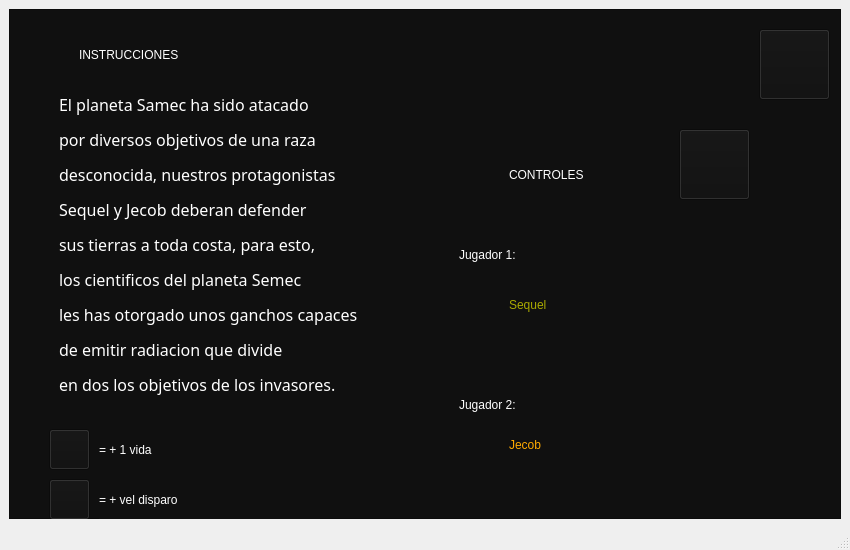
Qt form Juego/Burbuja_Killer/settingswindow.ui (SebastianArroyo/Juego_info2) before a commit.
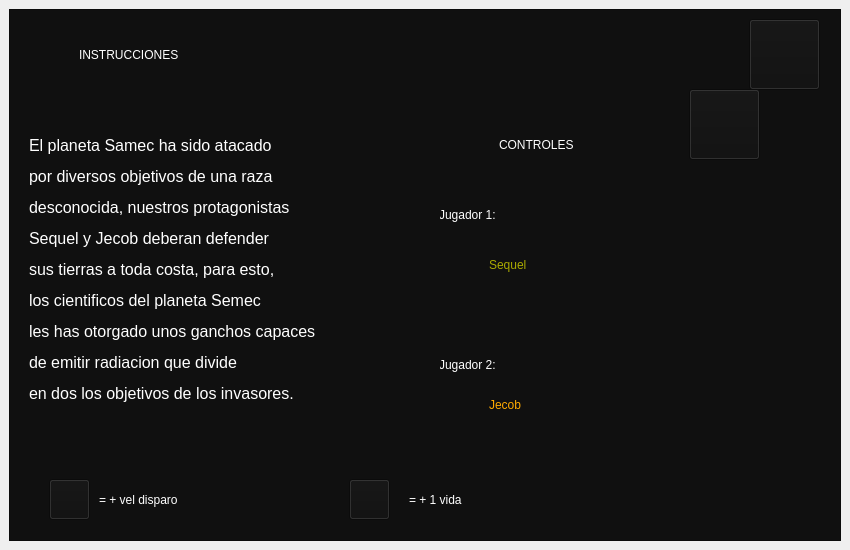
The same form after that commit. Icons and pictures are not drawn.

What changed in the file:
```diff
--- a/Juego/Burbuja_Killer/settingswindow.ui
+++ b/Juego/Burbuja_Killer/settingswindow.ui
@@ -10,6 +10,12 @@
     <height>550</height>
    </rect>
   </property>
+  <property name="sizePolicy">
+   <sizepolicy hsizetype="MinimumExpanding" vsizetype="Fixed">
+    <horstretch>0</horstretch>
+    <verstretch>0</verstretch>
+   </sizepolicy>
+  </property>
   <property name="minimumSize">
    <size>
     <width>850</width>
@@ -29,6 +35,15 @@
    <layout class="QGridLayout" name="gridLayout">
     <item row="0" column="0">
      <widget class="QFrame" name="frame">
+      <property name="enabled">
+       <bool>true</bool>
+      </property>
+      <property name="sizePolicy">
+       <sizepolicy hsizetype="Preferred" vsizetype="Preferred">
+        <horstretch>200</horstretch>
+        <verstretch>30</verstretch>
+       </sizepolicy>
+      </property>
       <property name="styleSheet">
        <string notr="true">background-color: #101010</string>
       </property>
@@ -41,8 +56,8 @@
       <widget class="QPushButton" name="pushButton">
        <property name="geometry">
         <rect>
-         <x>750</x>
-         <y>20</y>
+         <x>740</x>
+         <y>10</y>
          <width>71</width>
          <height>71</height>
         </rect>
@@ -57,8 +72,8 @@
       <widget class="QLabel" name="label">
        <property name="geometry">
         <rect>
-         <x>580</x>
-         <y>220</y>
+         <x>570</x>
+         <y>190</y>
          <width>291</width>
          <height>261</height>
         </rect>
@@ -73,8 +88,8 @@
       <widget class="QLabel" name="label_2">
        <property name="geometry">
         <rect>
-         <x>450</x>
-         <y>220</y>
+         <x>430</x>
+         <y>180</y>
          <width>171</width>
          <height>51</height>
         </rect>
@@ -90,8 +105,8 @@
       <widget class="QLabel" name="label_3">
        <property name="geometry">
         <rect>
-         <x>450</x>
-         <y>370</y>
+         <x>430</x>
+         <y>330</y>
          <width>171</width>
          <height>51</height>
         </rect>
@@ -124,17 +139,15 @@
       <widget class="QLabel" name="label_5">
        <property name="geometry">
         <rect>
-         <x>50</x>
+         <x>20</x>
          <y>70</y>
-         <width>391</width>
-         <height>331</height>
+         <width>411</width>
+         <height>381</height>
         </rect>
        </property>
        <property name="font">
         <font>
-         <family>Segoe Script</family>
          <pointsize>8</pointsize>
-         <weight>9</weight>
          <italic>false</italic>
          <bold>false</bold>
         </font>
@@ -153,8 +166,8 @@
       <widget class="QLabel" name="label_6">
        <property name="geometry">
         <rect>
-         <x>460</x>
-         <y>280</y>
+         <x>440</x>
+         <y>240</y>
          <width>31</width>
          <height>31</height>
         </rect>
@@ -169,8 +182,8 @@
       <widget class="QLabel" name="label_7">
        <property name="geometry">
         <rect>
-         <x>500</x>
-         <y>270</y>
+         <x>480</x>
+         <y>230</y>
          <width>91</width>
          <height>51</height>
         </rect>
@@ -186,8 +199,8 @@
       <widget class="QLabel" name="label_8">
        <property name="geometry">
         <rect>
-         <x>460</x>
-         <y>420</y>
+         <x>440</x>
+         <y>380</y>
          <width>31</width>
          <height>31</height>
         </rect>
@@ -202,8 +215,8 @@
       <widget class="QLabel" name="label_9">
        <property name="geometry">
         <rect>
-         <x>500</x>
-         <y>410</y>
+         <x>480</x>
+         <y>370</y>
          <width>91</width>
          <height>51</height>
         </rect>
@@ -219,8 +232,8 @@
       <widget class="QLabel" name="label_10">
        <property name="geometry">
         <rect>
-         <x>500</x>
-         <y>140</y>
+         <x>490</x>
+         <y>110</y>
          <width>171</width>
          <height>51</height>
         </rect>
@@ -236,8 +249,8 @@
       <widget class="QPushButton" name="pushButton_2">
        <property name="geometry">
         <rect>
-         <x>670</x>
-         <y>120</y>
+         <x>680</x>
+         <y>80</y>
          <width>71</width>
          <height>71</height>
         </rect>
@@ -252,8 +265,8 @@
       <widget class="QPushButton" name="pushButton_3">
        <property name="geometry">
         <rect>
-         <x>40</x>
-         <y>420</y>
+         <x>340</x>
+         <y>470</y>
          <width>41</width>
          <height>41</height>
         </rect>
@@ -268,8 +281,8 @@
       <widget class="QLabel" name="label_11">
        <property name="geometry">
         <rect>
-         <x>90</x>
-         <y>420</y>
+         <x>400</x>
+         <y>470</y>
          <width>171</width>
          <height>41</height>
         </rect>
@@ -319,7 +332,6 @@
     </item>
    </layout>
   </widget>
-  <widget class="QStatusBar" name="statusbar"/>
  </widget>
  <resources/>
  <connections/>
```
Left out of the diff: 2 changed lines with no effect on the pictures.
